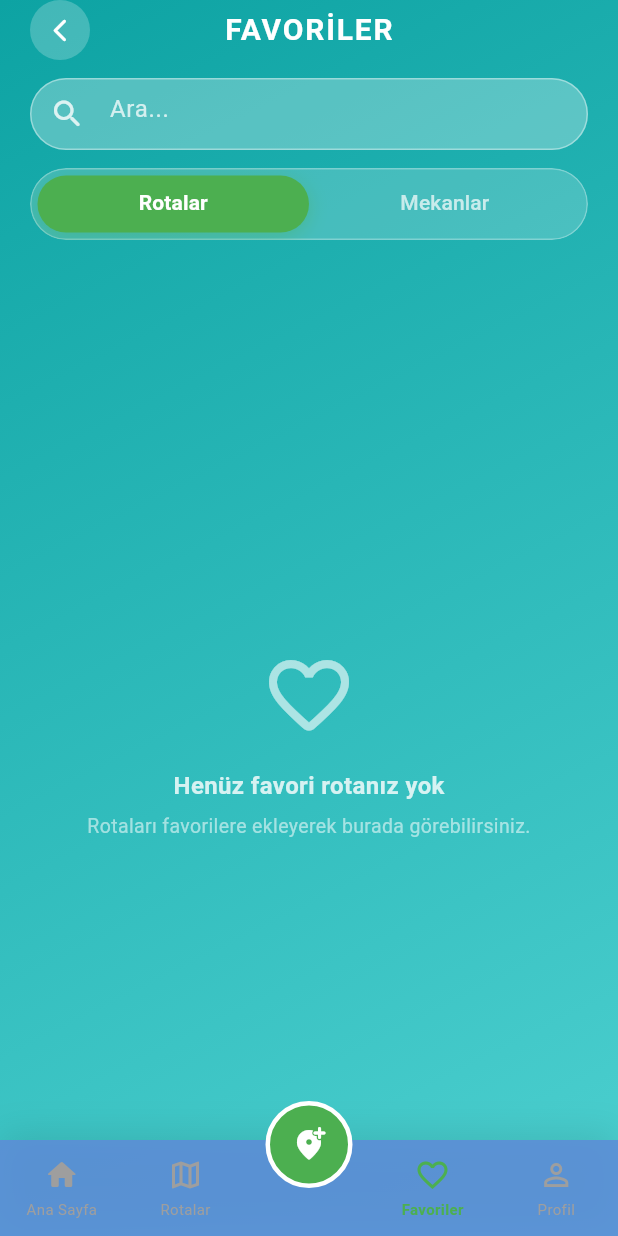
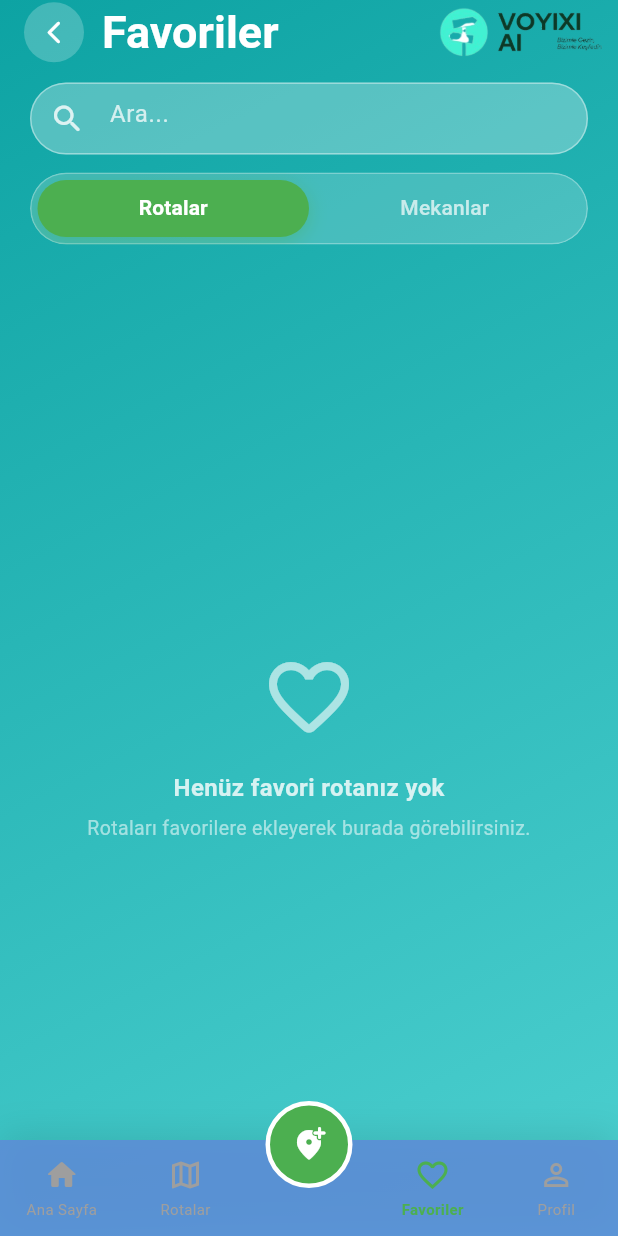
Before and after one commit to Aylinbaki/Voyixi, a Flutter app: the SaveScreen screen opened by its route, on a phone screen of 412 x 824 dp. Run offline on Flutter 3.47's test engine with Material 3 defaults, Android fonts, the phone set to English and light mode, and no system bars; our stand-ins replace cloud_firestore, firebase_auth, firebase_core, flutter_dotenv, geolocator, google_maps_flutter and 4 more; accounts and stored records are empty; network calls fail.

Commit message:
fix the headings

```diff
--- a/lib/screens/profile_screen.dart
+++ b/lib/screens/profile_screen.dart
@@ -424,7 +424,7 @@ class _ProfileScreenState extends State<ProfileScreen>
           const Text(
             'Profil',
             style: TextStyle(
-              color: Colors.white, fontSize: 20,
+              color: Colors.white, fontSize: 30,
               fontWeight: FontWeight.bold, letterSpacing: 1.2,
             ),
           ),
--- a/lib/screens/save_screen.dart
+++ b/lib/screens/save_screen.dart
@@ -96,11 +96,13 @@ class _SaveScreenState extends State<SaveScreen>
   // ── AppBar ────────────────────────────────────────────────────────────────
   Widget _buildAppBar(BuildContext context) {
     return Padding(
-      padding: const EdgeInsets.symmetric(horizontal: 20),
+      padding: const EdgeInsets.fromLTRB(8, 0, 16, 0),
       child: Row(
-        mainAxisAlignment: MainAxisAlignment.spaceBetween,
         children: [
-          GestureDetector(
+          // Geri butonu
+          Padding(
+            padding: const EdgeInsets.only(left: 8),
+            child: GestureDetector(
               onTap: () => Navigator.pop(context),
               child: Container(
                 width: 40, height: 40,
@@ -112,10 +114,40 @@ class _SaveScreenState extends State<SaveScreen>
                     color: Colors.white, size: 18),
               ),
             ),
-          const Text('FAVORİLER',
-              style: TextStyle(color: Colors.white, fontSize: 20,
-                  fontWeight: FontWeight.bold, letterSpacing: 1.2)),
-          const SizedBox(width: 40),
+          ),
+          const SizedBox(width: 12),
+
+          // Başlık — geri okun hemen yanında, sola yasalı
+          const Expanded(
+            child: Column(
+              crossAxisAlignment: CrossAxisAlignment.start,
+              mainAxisSize: MainAxisSize.min,
+              children: [
+                Text(
+                  'Favoriler',
+                  style: TextStyle(
+                    color: Colors.white,
+                    fontSize: 30,
+                    fontWeight: FontWeight.bold,
+                    letterSpacing: 0,
+                  ),
+                ),
+              ],
+            ),
+          ),
+
+          // Logo — sağda
+          Padding(
+            padding: const EdgeInsets.only(right: 19),
+            child: Transform.scale(
+              scale: 4.5,
+              child: Image.asset(
+                'assets/images/app_logo_plan.png',
+                height: 40,
+                width: 40,
+              ),
+            ),
+          ),
         ],
       ),
     );
```
Also changed, not shown: lib/features/routes/routes_screen.dart (+21 -8 lines). Lines whose indentation alone changed are shown as unchanged.
